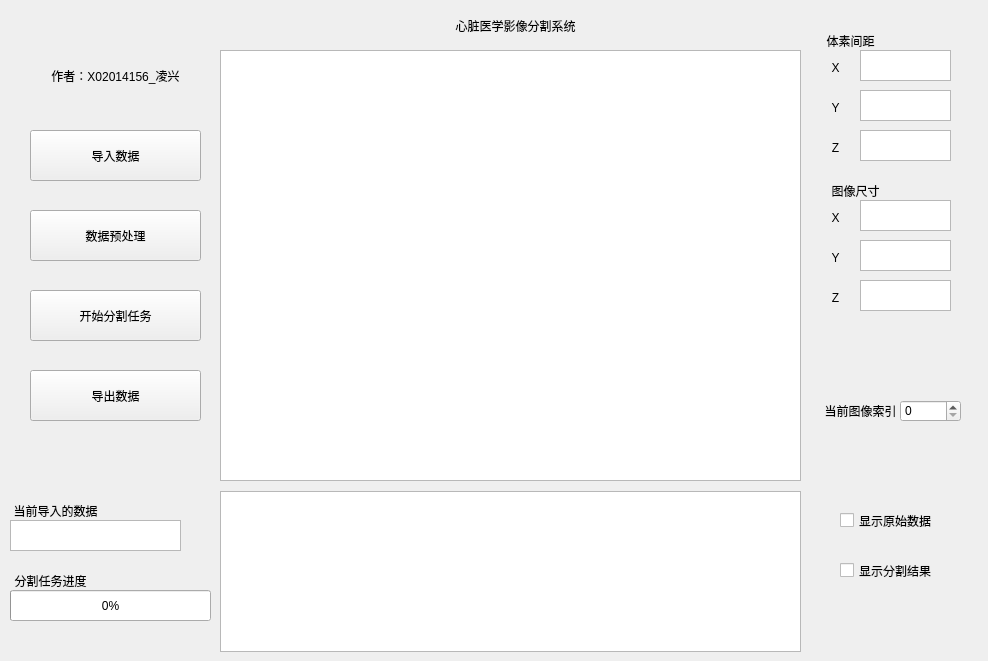
kaoxing/UndergraduateProject, file check2/GUI/UI/untitled.ui: the form before one commit.
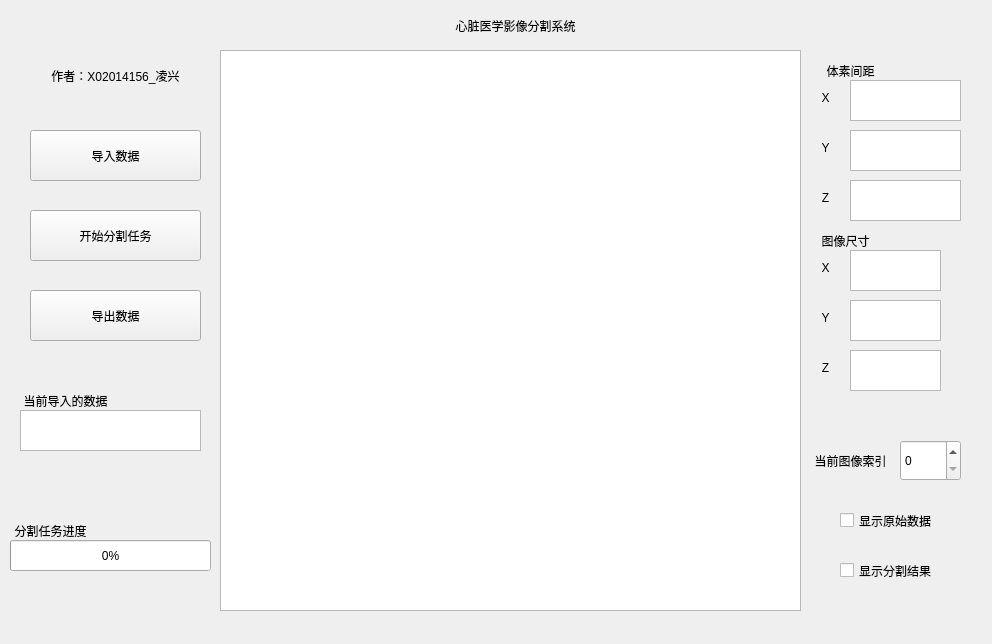
The form after the commit.

Patch:
```diff
--- a/check2/GUI/UI/untitled.ui
+++ b/check2/GUI/UI/untitled.ui
@@ -6,8 +6,8 @@
    <rect>
     <x>0</x>
     <y>0</y>
-    <width>988</width>
-    <height>661</height>
+    <width>992</width>
+    <height>644</height>
    </rect>
   </property>
   <property name="windowTitle">
@@ -19,15 +19,15 @@
      <x>220</x>
      <y>50</y>
      <width>581</width>
-     <height>431</height>
+     <height>561</height>
     </rect>
    </property>
   </widget>
   <widget class="QLabel" name="label_3">
    <property name="geometry">
     <rect>
-     <x>820</x>
-     <y>180</y>
+     <x>810</x>
+     <y>230</y>
      <width>71</width>
      <height>21</height>
     </rect>
@@ -43,7 +43,7 @@
    <property name="geometry">
     <rect>
      <x>810</x>
-     <y>30</y>
+     <y>60</y>
      <width>81</width>
      <height>21</height>
     </rect>
@@ -55,17 +55,7 @@
     <set>Qt::AlignCenter</set>
    </property>
   </widget>
-  <widget class="QTableView" name="TableView">
-   <property name="geometry">
-    <rect>
-     <x>220</x>
-     <y>491</y>
-     <width>581</width>
-     <height>161</height>
-    </rect>
-   </property>
-  </widget>
-  <widget class="QCheckBox" name="checkBox">
+  <widget class="QCheckBox" name="showSegmentation">
    <property name="geometry">
     <rect>
      <x>840</x>
@@ -83,7 +73,7 @@
     <rect>
      <x>840</x>
      <y>500</y>
-     <width>101</width>
+     <width>131</width>
      <height>41</height>
     </rect>
    </property>
@@ -94,8 +84,8 @@
   <widget class="QLabel" name="label">
    <property name="geometry">
     <rect>
-     <x>820</x>
-     <y>60</y>
+     <x>810</x>
+     <y>90</y>
      <width>31</width>
      <height>16</height>
     </rect>
@@ -110,29 +100,29 @@
   <widget class="QLabel" name="label_5">
    <property name="geometry">
     <rect>
-     <x>820</x>
-     <y>100</y>
-     <width>31</width>
-     <height>16</height>
-    </rect>
-   </property>
-   <property name="text">
-    <string>Y</string>
-   </property>
-   <property name="alignment">
-    <set>Qt::AlignCenter</set>
-   </property>
-  </widget>
-  <widget class="QLabel" name="label_6">
-   <property name="geometry">
-    <rect>
-     <x>820</x>
+     <x>810</x>
      <y>140</y>
      <width>31</width>
      <height>16</height>
     </rect>
    </property>
    <property name="text">
+    <string>Y</string>
+   </property>
+   <property name="alignment">
+    <set>Qt::AlignCenter</set>
+   </property>
+  </widget>
+  <widget class="QLabel" name="label_6">
+   <property name="geometry">
+    <rect>
+     <x>810</x>
+     <y>190</y>
+     <width>31</width>
+     <height>16</height>
+    </rect>
+   </property>
+   <property name="text">
     <string>Z</string>
    </property>
    <property name="alignment">
@@ -142,38 +132,38 @@
   <widget class="QTextBrowser" name="SpacingX">
    <property name="geometry">
     <rect>
-     <x>860</x>
-     <y>50</y>
-     <width>91</width>
-     <height>31</height>
+     <x>850</x>
+     <y>80</y>
+     <width>111</width>
+     <height>41</height>
     </rect>
    </property>
   </widget>
   <widget class="QTextBrowser" name="SpacingY">
    <property name="geometry">
     <rect>
-     <x>860</x>
-     <y>90</y>
-     <width>91</width>
-     <height>31</height>
+     <x>850</x>
+     <y>130</y>
+     <width>111</width>
+     <height>41</height>
     </rect>
    </property>
   </widget>
   <widget class="QTextBrowser" name="SpacingZ">
    <property name="geometry">
     <rect>
-     <x>860</x>
-     <y>130</y>
-     <width>91</width>
-     <height>31</height>
+     <x>850</x>
+     <y>180</y>
+     <width>111</width>
+     <height>41</height>
     </rect>
    </property>
   </widget>
   <widget class="QLabel" name="label_7">
    <property name="geometry">
     <rect>
-     <x>820</x>
-     <y>250</y>
+     <x>810</x>
+     <y>310</y>
      <width>31</width>
      <height>16</height>
     </rect>
@@ -188,18 +178,18 @@
   <widget class="QTextBrowser" name="ResolutionX">
    <property name="geometry">
     <rect>
-     <x>860</x>
-     <y>200</y>
+     <x>850</x>
+     <y>250</y>
      <width>91</width>
-     <height>31</height>
+     <height>41</height>
     </rect>
    </property>
   </widget>
   <widget class="QLabel" name="label_8">
    <property name="geometry">
     <rect>
-     <x>820</x>
-     <y>290</y>
+     <x>810</x>
+     <y>360</y>
      <width>31</width>
      <height>16</height>
     </rect>
@@ -214,8 +204,8 @@
   <widget class="QLabel" name="label_9">
    <property name="geometry">
     <rect>
-     <x>820</x>
-     <y>210</y>
+     <x>810</x>
+     <y>260</y>
      <width>31</width>
      <height>16</height>
     </rect>
@@ -230,20 +220,20 @@
   <widget class="QTextBrowser" name="textBrowser_5">
    <property name="geometry">
     <rect>
-     <x>860</x>
-     <y>280</y>
+     <x>850</x>
+     <y>350</y>
      <width>91</width>
-     <height>31</height>
+     <height>41</height>
     </rect>
    </property>
   </widget>
   <widget class="QTextBrowser" name="ResolutionY">
    <property name="geometry">
     <rect>
-     <x>860</x>
-     <y>240</y>
+     <x>850</x>
+     <y>300</y>
      <width>91</width>
-     <height>31</height>
+     <height>41</height>
     </rect>
    </property>
   </widget>
@@ -283,7 +273,7 @@
    <property name="geometry">
     <rect>
      <x>30</x>
-     <y>290</y>
+     <y>210</y>
      <width>171</width>
      <height>51</height>
     </rect>
@@ -296,7 +286,7 @@
    <property name="geometry">
     <rect>
      <x>30</x>
-     <y>370</y>
+     <y>290</y>
      <width>171</width>
      <height>51</height>
     </rect>
@@ -321,34 +311,24 @@
     <set>Qt::AlignCenter</set>
    </property>
   </widget>
-  <widget class="QPushButton" name="DataPreprocessButton">
-   <property name="geometry">
-    <rect>
-     <x>30</x>
-     <y>210</y>
-     <width>171</width>
-     <height>51</height>
-    </rect>
-   </property>
-   <property name="text">
-    <string>数据预处理</string>
-   </property>
-  </widget>
   <widget class="QSpinBox" name="spinBox">
    <property name="geometry">
     <rect>
      <x>900</x>
-     <y>400</y>
+     <y>440</y>
      <width>61</width>
-     <height>22</height>
+     <height>41</height>
     </rect>
    </property>
+   <property name="maximum">
+    <number>99999</number>
+   </property>
   </widget>
   <widget class="QLabel" name="label_11">
    <property name="geometry">
     <rect>
-     <x>820</x>
-     <y>390</y>
+     <x>810</x>
+     <y>440</y>
      <width>81</width>
      <height>41</height>
     </rect>
@@ -363,8 +343,8 @@
   <widget class="QLabel" name="label_12">
    <property name="geometry">
     <rect>
-     <x>10</x>
-     <y>500</y>
+     <x>20</x>
+     <y>390</y>
      <width>91</width>
      <height>21</height>
     </rect>
@@ -380,7 +360,7 @@
    <property name="geometry">
     <rect>
      <x>10</x>
-     <y>570</y>
+     <y>520</y>
      <width>81</width>
      <height>21</height>
     </rect>
@@ -396,7 +376,7 @@
    <property name="geometry">
     <rect>
      <x>10</x>
-     <y>590</y>
+     <y>540</y>
      <width>201</width>
      <height>31</height>
     </rect>
@@ -408,10 +388,10 @@
   <widget class="QTextBrowser" name="ImportDataPath">
    <property name="geometry">
     <rect>
-     <x>10</x>
-     <y>520</y>
-     <width>171</width>
-     <height>31</height>
+     <x>20</x>
+     <y>410</y>
+     <width>181</width>
+     <height>41</height>
     </rect>
    </property>
   </widget>
```
Left out of the diff: 115 changed lines with no effect on the pictures.
